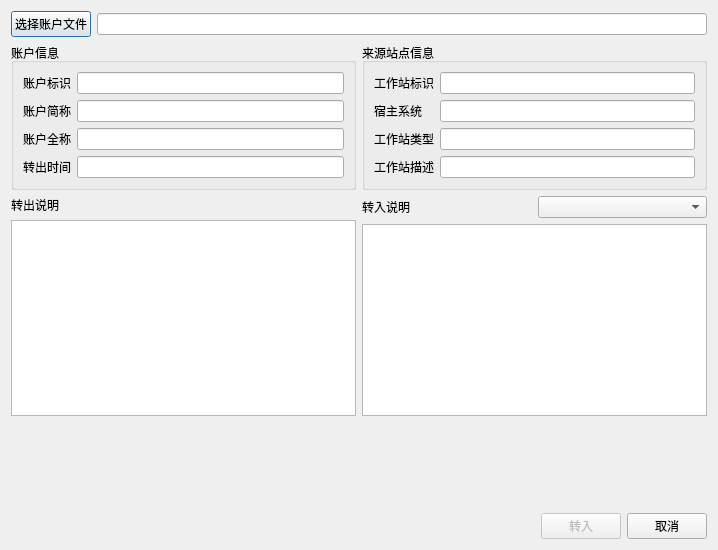
Qt form forms/transferindialog.ui (wangkungit5905/PzAssistant) before a commit.
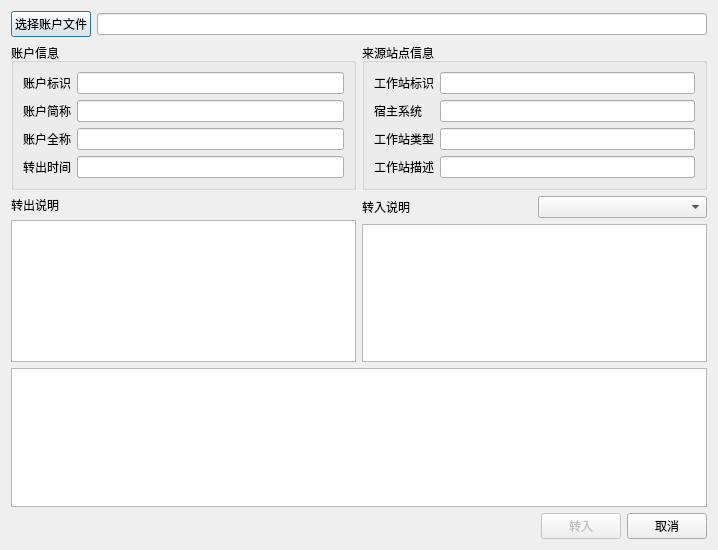
The same form after that commit.

What changed in the file:
```diff
--- a/forms/transferindialog.ui
+++ b/forms/transferindialog.ui
@@ -210,6 +210,9 @@
      </item>
     </layout>
    </item>
+   <item>
+    <widget class="QPlainTextEdit" name="stateTxt"/>
+   </item>
    <item>
     <spacer name="verticalSpacer">
      <property name="orientation">
```
